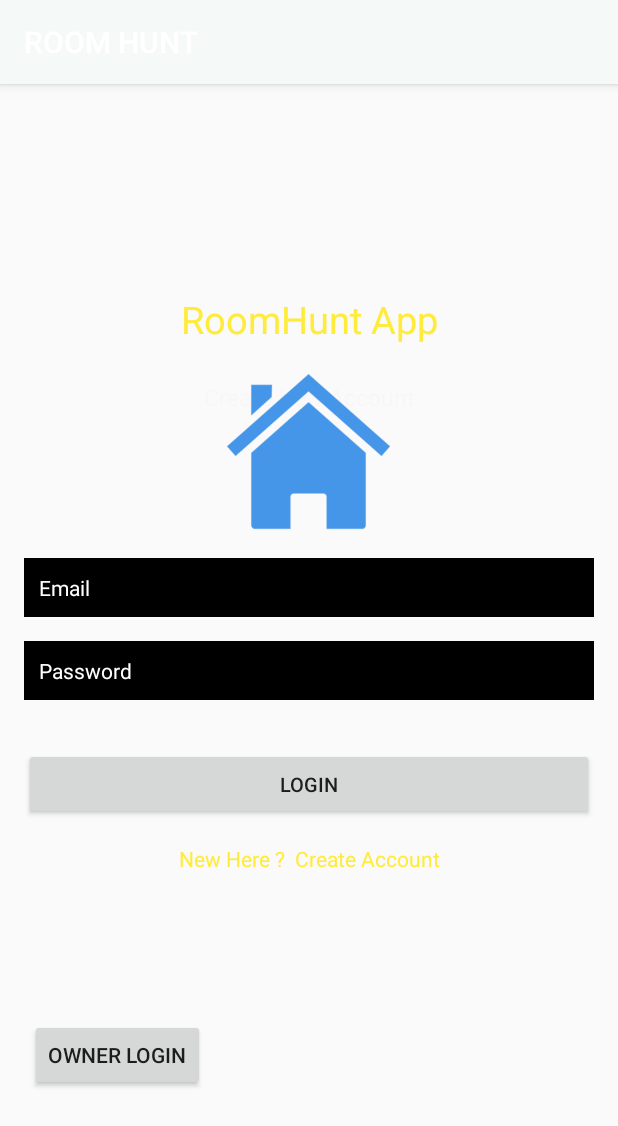
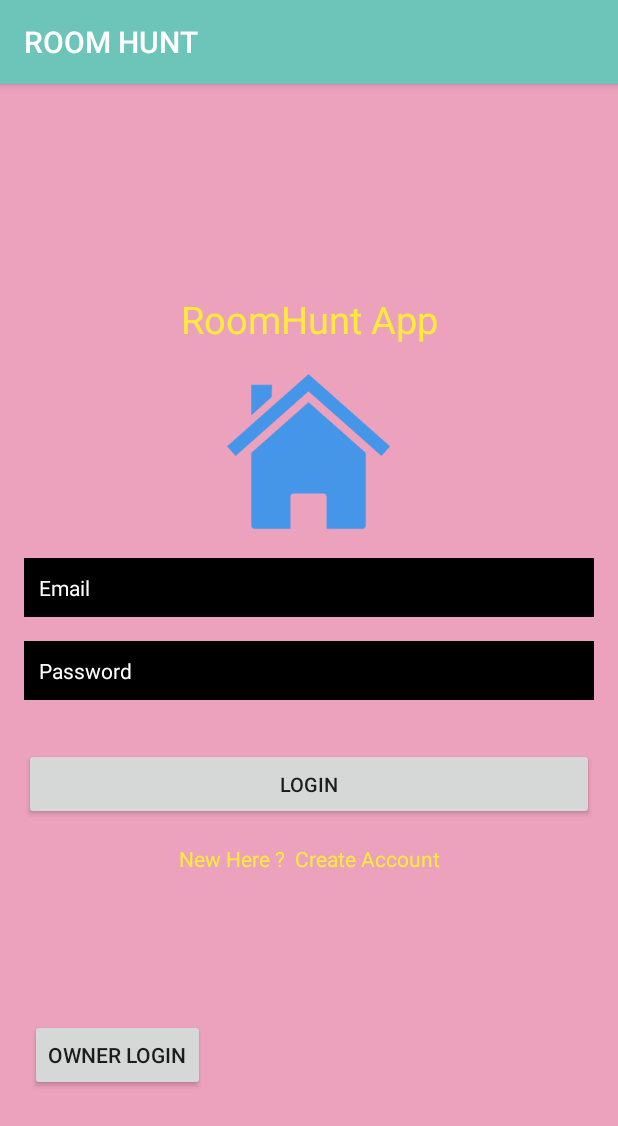
Before and after one commit to Vijayarajamayuri/RoomHunt, an Android app: the Login screen opened directly, with no data from a screen before it, on a phone screen of 412 x 824 dp. Shown: the top 1126 px of the screen. Run offline under Robolectric (Android 15) with nearby library versions, the phone set to English and light mode, and no system bars; our stand-ins replace Firebase (no records; nobody signed in at launch, a user with empty details on screens opened directly).

Commit message:
updated three activities

```diff
--- a/ROOMHUNT/app/src/main/res/layout/activity_login.xml
+++ b/ROOMHUNT/app/src/main/res/layout/activity_login.xml
@@ -4,6 +4,7 @@
     xmlns:tools="http://schemas.android.com/tools"
     android:layout_width="match_parent"
     android:layout_height="match_parent"
+    android:background="@color/colorAccent"
     tools:context=".Login">
 
     <TextView
@@ -26,7 +27,6 @@
         android:layout_height="wrap_content"
         android:layout_marginTop="24dp"
 
-        android:text="Create New Account"
         android:textColor="#F7F7F8"
         android:textSize="15sp"
         app:layout_constraintEnd_toEndOf="parent"
--- a/ROOMHUNT/app/src/main/res/values/colors.xml
+++ b/ROOMHUNT/app/src/main/res/values/colors.xml
@@ -2,5 +2,5 @@
 <resources>
     <color name="colorPrimary">#F5F9F8</color>
     <color name="colorPrimaryDark">#6DC5B9</color>
-    <color name="colorAccent">#CC95A9</color>
+    <color name="colorAccent">#ECA2BD</color>
 </resources>
--- a/ROOMHUNT/app/src/main/res/values/styles.xml
+++ b/ROOMHUNT/app/src/main/res/values/styles.xml
@@ -3,7 +3,7 @@
     <!-- Base application theme. -->
     <style name="AppTheme" parent="Theme.AppCompat.Light.DarkActionBar">
         <!-- Customize your theme here. -->
-        <item name="colorPrimary">@color/colorPrimary</item>
+        <item name="colorPrimary">@color/colorPrimaryDark</item>
         <item name="colorPrimaryDark">@color/colorPrimaryDark</item>
         <item name="colorAccent">@color/colorAccent</item>
     </style>
```
